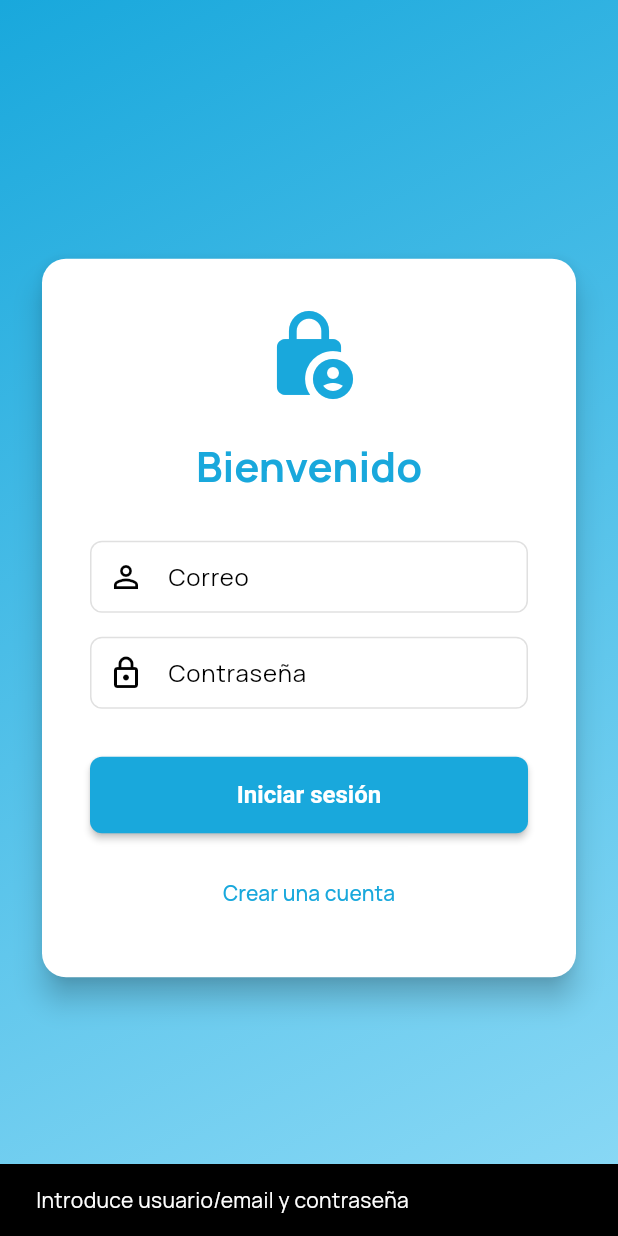
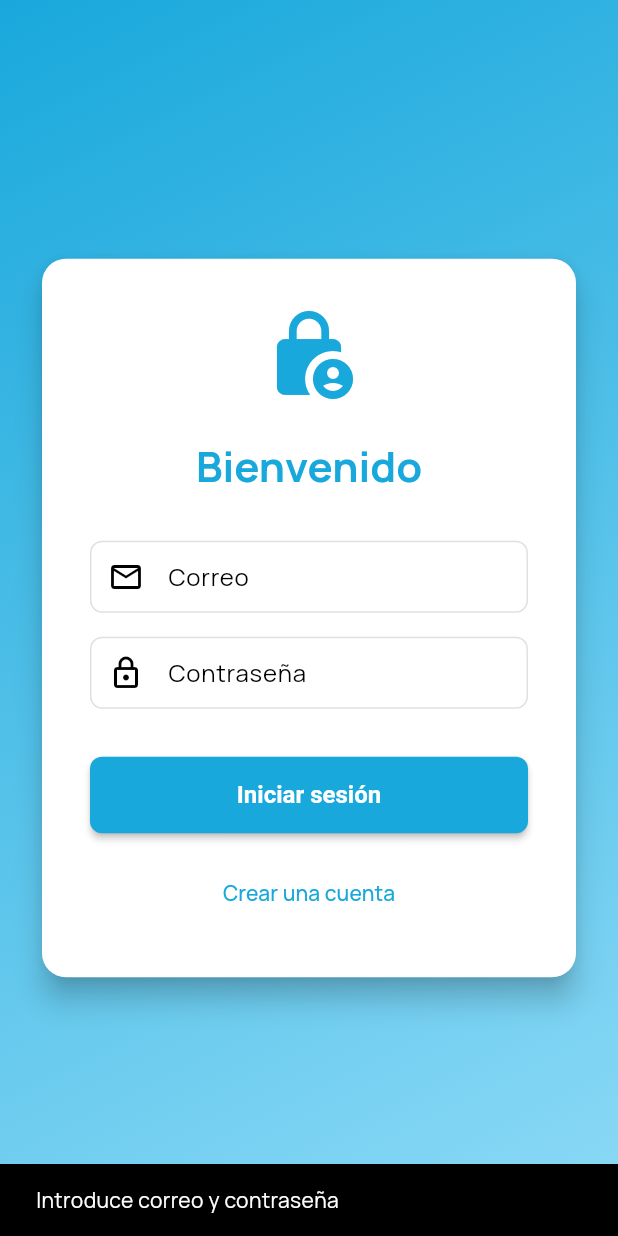
Before and after one commit to MarelAlonso/APPS_MOVILES2eval, a Flutter app: the screen it shows after launch, after a tap on "Iniciar sesión", on a phone screen of 412 x 824 dp. Run offline on Flutter 3.47's test engine with Material 3 defaults, Android fonts, the light colour scheme and no system bars; our stand-ins replace flutter_map, flutter_riverpod, geolocator, go_router, google_fonts, image_picker and 2 more; missing offline and left inert: file_selector; accounts and stored records are empty.

Commit message:
tarjetas acabadas

```diff
--- a/lib/CORE/LOGIN/login_screen.dart
+++ b/lib/CORE/LOGIN/login_screen.dart
@@ -11,7 +11,7 @@ class LoginScreen extends ConsumerStatefulWidget {
 }
 
 class _LoginScreenState extends ConsumerState<LoginScreen> {
-  final _emailOrUsernameController = TextEditingController();
+  final _emailController = TextEditingController();
   final _passwordController = TextEditingController();
   bool _isLoading = false;
 
@@ -85,11 +85,10 @@ class _LoginScreenState extends ConsumerState<LoginScreen> {
   Future<void> _login() async {
     setState(() => _isLoading = true);
     try {
-      final acceso = _emailOrUsernameController.text.trim();
+      final email = _emailController.text.trim();
       final password = _passwordController.text.trim();
-      if (acceso.isEmpty || password.isEmpty) {
-        const msg = 'Introduce usuario/email y contraseña';
-        print(msg);
+      if (email.isEmpty || password.isEmpty) {
+        const msg = 'Introduce correo y contraseña';
         if (mounted) {
           ScaffoldMessenger.of(context).showSnackBar(
             const SnackBar(content: Text(msg)),
@@ -97,69 +96,24 @@ class _LoginScreenState extends ConsumerState<LoginScreen> {
         }
         return;
       }
-
-      Future<bool> intentarLoginConEmail(String email) async {
       try {
         await Supabase.instance.client.auth.signInWithPassword(
           email: email,
           password: password,
         );
-          return true;
-        } on AuthException {
-          return false;
-        }
-      }
-
-      var autenticado = false;
-
-      if (acceso.contains('@')) {
-        autenticado = await intentarLoginConEmail(acceso);
-      } else {
-        // Login por username: buscar el email asociado en profiles
-        final usernameInput = acceso.trim();
-        print('Buscando username: "$usernameInput"');
-        try {
-          final perfil = await Supabase.instance.client
-              .from('profiles')
-              .select('email')
-              .ilike('username', usernameInput)
-              .maybeSingle();
-          print('Perfil encontrado: $perfil');
-          String? emailPerfil = perfil?['email']?.toString();
-          print('Email encontrado para login: $emailPerfil');
-          if (emailPerfil != null && emailPerfil.isNotEmpty) {
-            autenticado = await intentarLoginConEmail(emailPerfil);
-          } else {
-            const msg = 'No existe ese nombre de usuario.';
-            print(msg);
+      } on AuthException catch (e) {
         if (mounted) {
           ScaffoldMessenger.of(context).showSnackBar(
-                const SnackBar(content: Text(msg)),
+            SnackBar(content: Text(e.message)),
           );
         }
         return;
       }
-        } catch (e) {
-          final msg = 'Error buscando el usuario: ' + e.toString();
-          print(msg);
-          if (mounted) {
-            ScaffoldMessenger.of(context).showSnackBar(
-              SnackBar(content: Text(msg)),
-            );
-          }
-          return;
-        }
-      }
-
-      if (autenticado) {
-        // Forzar actualización de perfil en profiles tras cualquier login exitoso
       final usuario = Supabase.instance.client.auth.currentUser;
       if (usuario != null) {
-          String? username;
-          // Intentar obtener el username desde los metadatos o desde el acceso
-          username = usuario.userMetadata?['username']?.toString() ?? usuario.userMetadata?['display_name']?.toString();
+        String? username = usuario.userMetadata?['username']?.toString() ?? usuario.userMetadata?['display_name']?.toString();
         if (username == null || username.isEmpty) {
-            username = usuario.email?.split('@').first ?? acceso;
+          username = usuario.email?.split('@').first ?? '';
         }
         try {
           await Supabase.instance.client.from('profiles').upsert({
@@ -171,46 +125,9 @@ class _LoginScreenState extends ConsumerState<LoginScreen> {
           print('Error forzando upsert de perfil tras login: ' + e.toString());
         }
       }
-        final (perfilOk, detallePerfilError) = await _sincronizarPerfilTrasLogin(acceso);
-        if (mounted && !perfilOk) {
-          final msg = 'Sesión iniciada, pero no se pudo guardar el nombre en profiles. ${detallePerfilError ?? ''}';
-          print(msg);
-          ScaffoldMessenger.of(context).showSnackBar(
-            SnackBar(
-              content: Text(msg),
-            ),
-          );
-        }
       if (mounted) context.go('/inicio');
-        return;
-      }
-
-      if (mounted) {
-        const msg = 'No se pudo iniciar sesión. Revisa tus credenciales.';
-        print(msg);
-        ScaffoldMessenger.of(context).showSnackBar(
-          const SnackBar(
-            content: Text(msg),
-          ),
-        );
-      }
-    } on PostgrestException catch (error) {
-      final mensaje = error.code == 'PGRST204'
-          ? 'Falta la columna email en profiles. Debes añadirla para login por username.'
-          : error.message;
-      print(mensaje);
-      if (mounted) {
-        ScaffoldMessenger.of(context).showSnackBar(SnackBar(content: Text(mensaje)));
-      }
-    } on AuthException catch (error) {
-      print(error.message);
-      if (mounted)
-        ScaffoldMessenger.of(
-          context,
-        ).showSnackBar(SnackBar(content: Text(error.message)));
     } catch (error) {
       const msg = 'Se ha producido un error inesperado';
-      print(msg);
       if (mounted)
         ScaffoldMessenger.of(context).showSnackBar(
           const SnackBar(content: Text(msg)),
@@ -222,7 +139,7 @@ class _LoginScreenState extends ConsumerState<LoginScreen> {
 
   @override
   void dispose() {
-    _emailOrUsernameController.dispose();
+    _emailController.dispose();
     _passwordController.dispose();
     super.dispose();
   }
@@ -230,7 +147,6 @@ class _LoginScreenState extends ConsumerState<LoginScreen> {
   @override
   Widget build(BuildContext context) {
     return Scaffold(
-      // appBar: AppBar(title: const Text('Inicio de sesión del propietario')),
       body: Container(
         decoration: BoxDecoration(
           gradient: LinearGradient(
@@ -271,10 +187,10 @@ class _LoginScreenState extends ConsumerState<LoginScreen> {
                     ),
                     const SizedBox(height: 32),
                     TextField(
-                      controller: _emailOrUsernameController,
+                      controller: _emailController,
                       decoration: const InputDecoration(
                         labelText: 'Correo',
-                        prefixIcon: Icon(Icons.person_outline),
+                        prefixIcon: Icon(Icons.email_outlined),
                         border: OutlineInputBorder(),
                       ),
                     ),
--- a/lib/CORE/SCREENS/search_screen.dart
+++ b/lib/CORE/SCREENS/search_screen.dart
@@ -91,9 +91,7 @@ class _SearchScreenState extends State<SearchScreen> {
                 final imagen = apartamento.imagenes.isNotEmpty
                     ? apartamento.imagenes.first
                     : apartamento.urlImagen;
-                return Padding(
-                  padding: const EdgeInsets.all(16),
-                  child: InkWell(
+                return InkWell(
                   borderRadius: BorderRadius.circular(12),
                   onTap: () => context.push(
                     '/apartment-detail',
@@ -102,8 +100,17 @@ class _SearchScreenState extends State<SearchScreen> {
                       'modoCliente': true,
                     },
                   ),
+                  child: Padding(
+                    padding: const EdgeInsets.all(16),
                     child: Card(
                       margin: const EdgeInsets.only(bottom: 12),
+                      shape: RoundedRectangleBorder(
+                        borderRadius: BorderRadius.circular(12),
+                        side: BorderSide(
+                          color: Theme.of(context).colorScheme.primary,
+                          width: 3.0,
+                        ),
+                      ),
                       child: Column(
                         crossAxisAlignment: CrossAxisAlignment.start,
                         children: [
```
Lines whose indentation alone changed are shown as unchanged.
